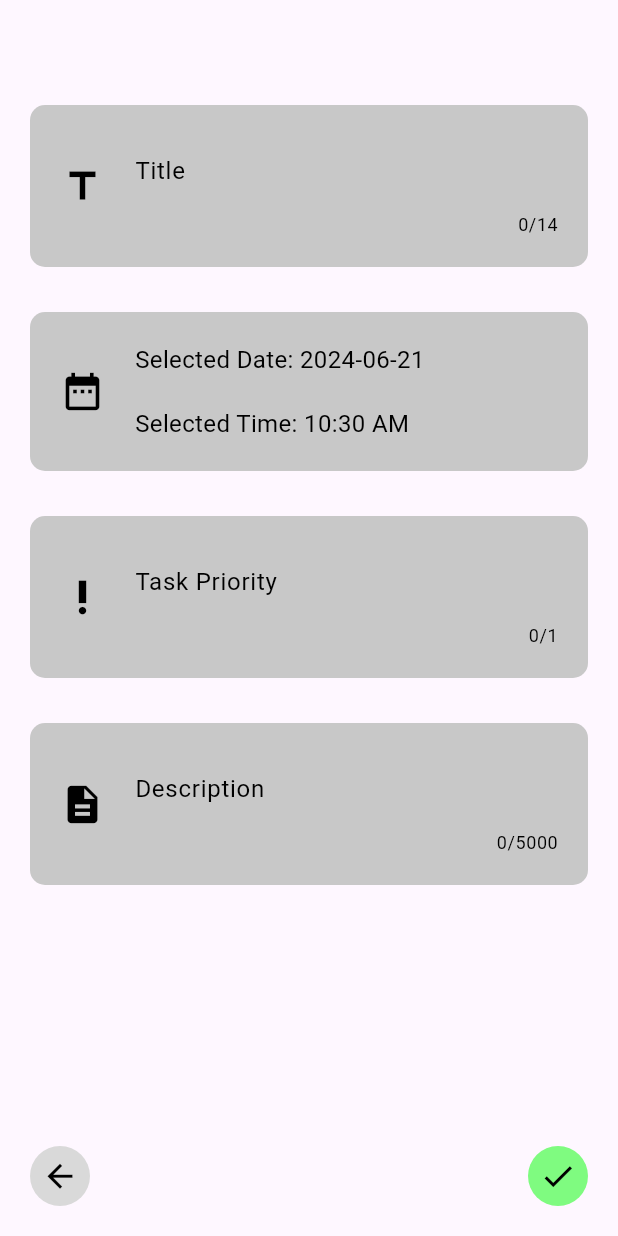
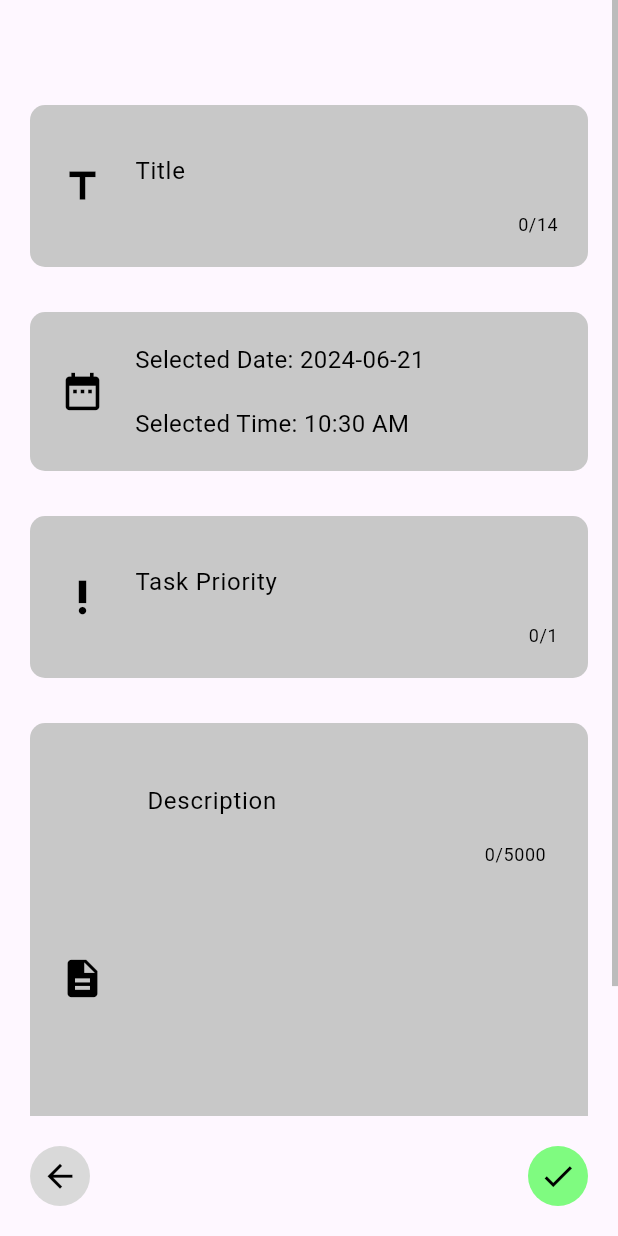
Before and after one commit to daniel-nunes-03/sorttasks, a Flutter app: the _TaskAddForm widget shown alone on an empty page, opened directly, on a phone screen of 412 x 824 dp. Run offline on Flutter 3.47's test engine with Material 3 defaults, Android fonts, the light colour scheme and no system bars; our stand-ins replace awesome_notifications, cloud_firestore, connectivity_plus, firebase_auth, firebase_core, firebase_storage and 2 more; missing offline and left inert: flutter_background_service; accounts and stored records are empty.

Commit message:
Update task_add.dart
Scrollbar added into the description in add screen.

```diff
--- a/lib/screens/user_area/List/task_add.dart
+++ b/lib/screens/user_area/List/task_add.dart
@@ -60,6 +60,7 @@ class _TaskAddFormState extends State<_TaskAddForm> {
   int? _taskPriority;
   String? _description;
   final ScrollController _scrollController = ScrollController();
+  final ScrollController _scrollController2 = ScrollController();
 
   void updateTitle(String title) {
     setState(() {
@@ -232,11 +233,22 @@ class _TaskAddFormState extends State<_TaskAddForm> {
                                 ),
                                 const SizedBox(width: 20),
                                 Expanded(
-                                  child: StringInput(
-                                    onNameChanged: updateDescription,
-                                    hintName: "Description",
-                                    multipleLines: true,
-                                    noRegex: true
+                                  child: SizedBox(
+                                    height: 300,
+                                    child: Scrollbar(
+                                      controller: _scrollController2,
+                                      thumbVisibility: true,
+                                      child: SingleChildScrollView(
+                                        controller: _scrollController2,
+                                        padding: const EdgeInsets.all(8),
+                                        child: StringInput(
+                                          onNameChanged: updateDescription,
+                                          hintName: "Description",
+                                          multipleLines: true,
+                                          noRegex: true,
+                                        ),
+                                      ),
+                                    ),
                                   ),
                                 ),
                               ],
```
